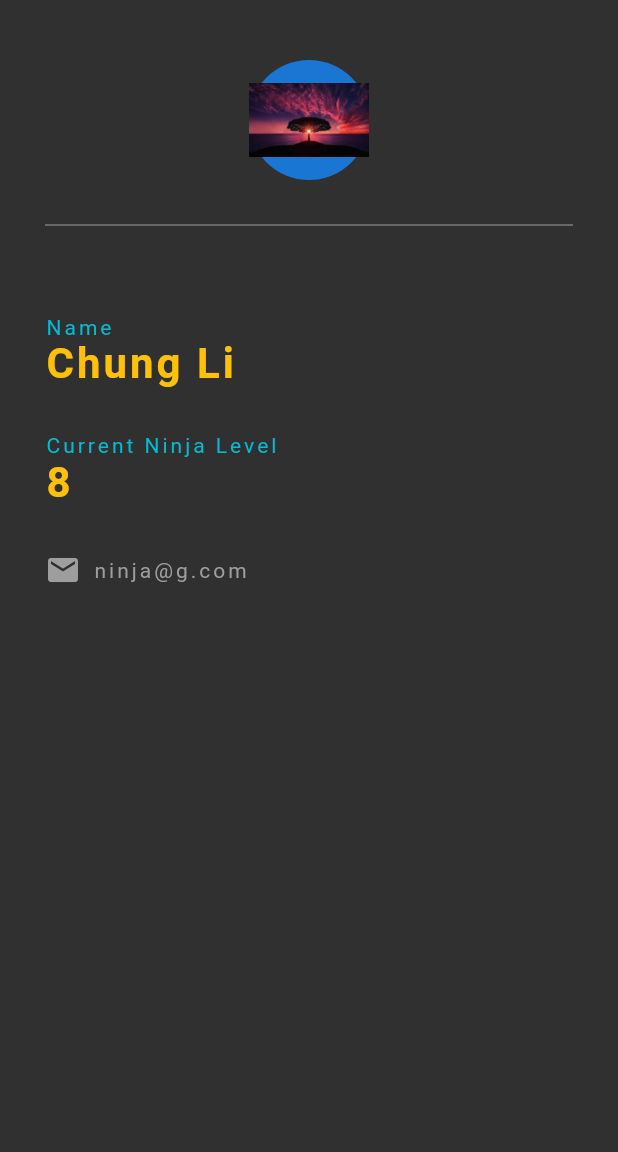
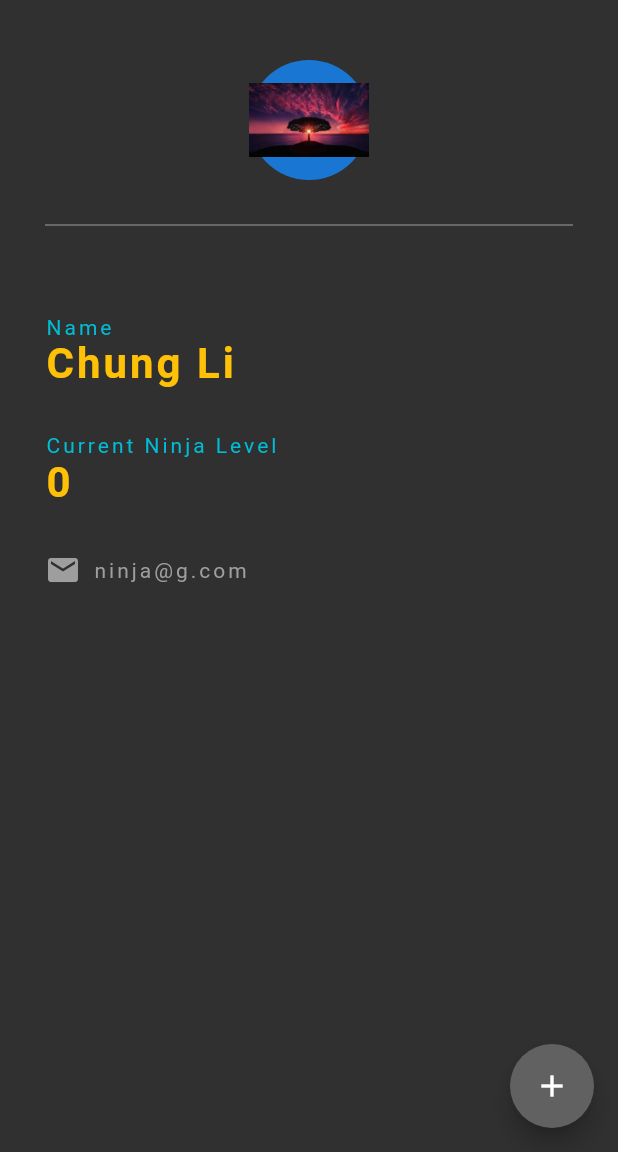
Before and after one commit to ArslanHayat12/Flutter-First-APP, a Flutter app: the screen it shows after launch, on a phone screen of 412 x 824 dp, the part 84-1236 px from its top. Run offline on Flutter 3.47's test engine with Material 2 defaults, Android fonts, the phone set to English and light mode, and no system bars.

Commit message:
Counter APP  Project

```diff
--- a/lib/main.dart
+++ b/lib/main.dart
@@ -4,7 +4,14 @@ void main() {
   runApp(MaterialApp(home: Home()));
 }
 
-class Home extends StatelessWidget {
+class Home extends StatefulWidget {
+
+  @override
+  _HomeState createState() => _HomeState();
+}
+
+class _HomeState extends State<Home> {
+  int ninjaCounter=0;
   @override
   Widget build(BuildContext context) {
     return Scaffold(
@@ -14,6 +21,13 @@ class Home extends StatelessWidget {
           centerTitle: true,
           backgroundColor: Colors.grey[700],
           elevation: 0.0,
+        ),
+        floatingActionButton: FloatingActionButton(
+          onPressed: (){setState((){
+            ninjaCounter+=1;
+          });},
+          child: Icon(Icons.add),
+          backgroundColor: Colors.grey[700],
         ),
         body: Padding(
             padding: EdgeInsets.fromLTRB(30, 40, 30, 0),
@@ -50,7 +64,7 @@ class Home extends StatelessWidget {
                       Text("Current Ninja Level",
                           style: TextStyle(
                               color: Colors.cyan, letterSpacing: 2.0)),
-                      Text("8",
+                      Text("$ninjaCounter",
                           style: TextStyle(
                               color: Colors.amber,
                               letterSpacing: 2.0,
@@ -82,16 +96,4 @@ class Home extends StatelessWidget {
               ],
             )));
   }
-
 }
-class Dynamic extends StatefulWidget {
-  @override
-  _DynamicState createState() => _DynamicState();
-}
-
-class _DynamicState extends State<Dynamic> {
-  @override
-  Widget build(BuildContext context) {
-    return Container();
-  }
-}
```
